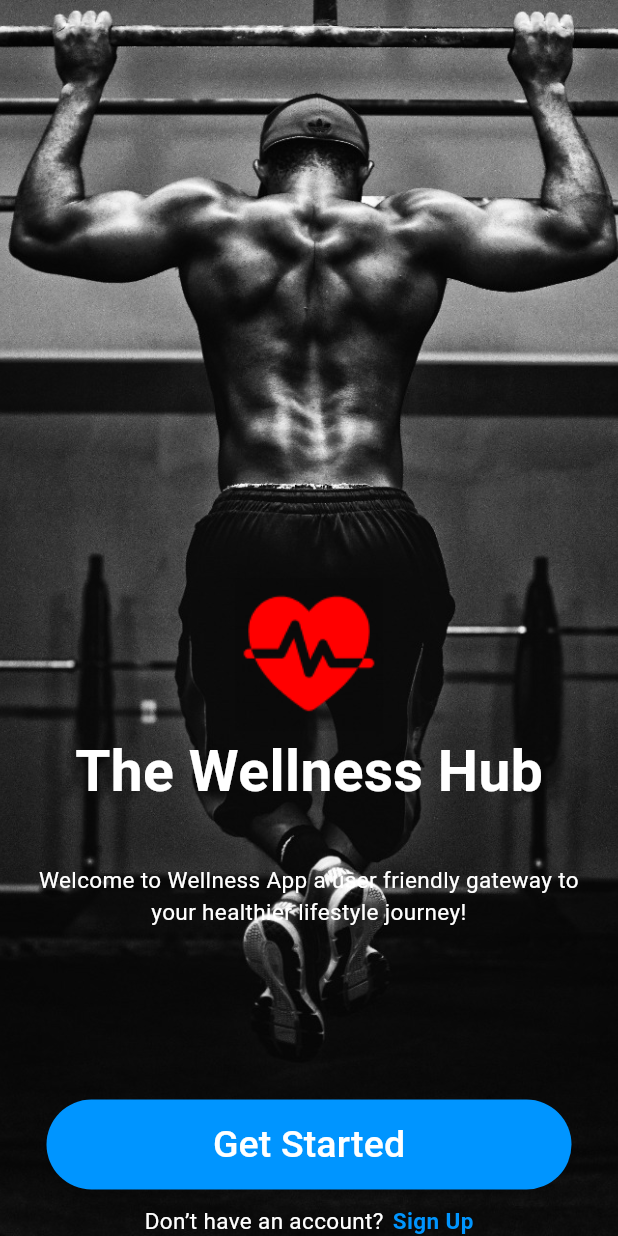
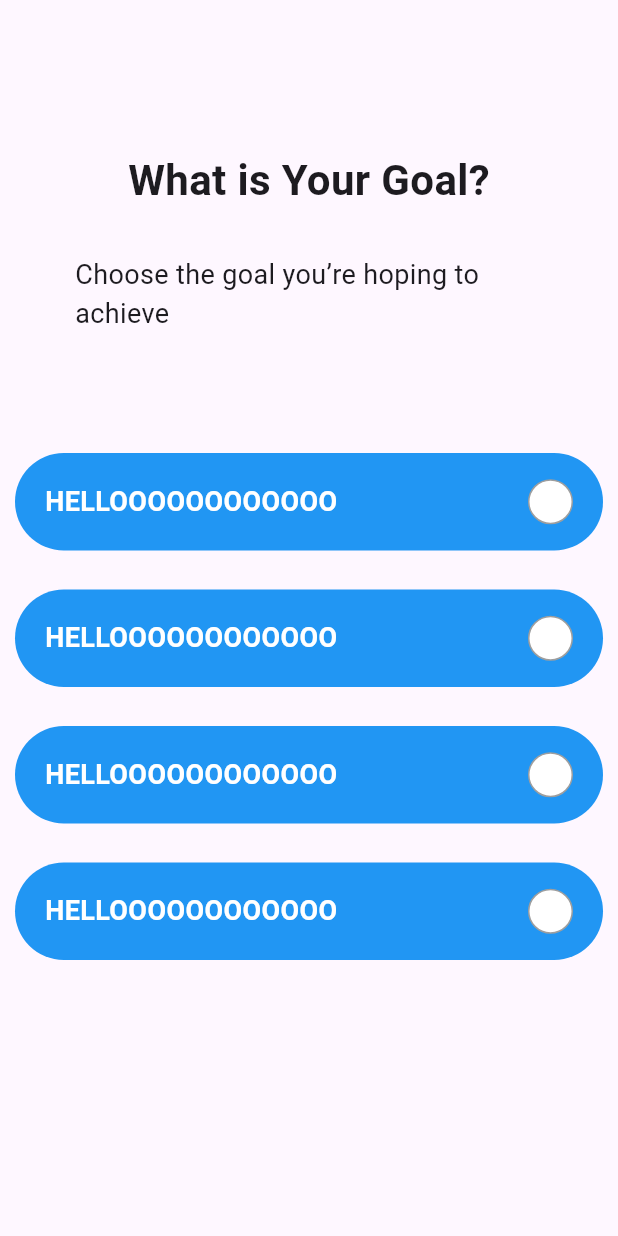
Before and after one commit to MohammedMagdyy/wellnesshub, a Flutter app: the screen it shows after launch, on a phone screen of 412 x 824 dp. Run offline on Flutter 3.47's test engine with Material 3 defaults, Android fonts, the phone set to English and light mode, and no system bars; drawn by our look-alikes of roundcheckbox; missing offline and left inert: simple_ruler_picker; Roboto replaces fonts that are missing (Calibri).

Commit message:
Updated with goal page

```diff
--- a/lib/main.dart
+++ b/lib/main.dart
@@ -1,8 +1,10 @@
 import 'package:flutter/material.dart';
 import 'package:wellnesshub/views/gender_page.dart';
+import 'package:wellnesshub/views/goal_page.dart';
 import 'package:wellnesshub/views/sign_in.dart';
 import 'package:wellnesshub/views/sign_up.dart';
 import 'package:wellnesshub/views/startup.dart';
+import 'package:wellnesshub/widgets/checkbox_button.dart';
 
 void main(){
   runApp(WellnessHub());
@@ -19,11 +21,12 @@ class WellnessHub extends StatelessWidget {
         'SignUpPage':(context)=>SignUp(),
         'StartUp':(context)=>Startup(),
         'GenderPage':(context)=>GenderPage(),
+        'GoalPage':(context)=>GoalPage(),
 
         // 'LoginPage':(context)=>Sign_In(),
       },
       debugShowCheckedModeBanner: false,
-      home: Startup(),
+      home: GoalPage(),
     );
   }
 }
--- /dev/null
+++ b/lib/views/goal_page.dart
@@ -0,0 +1,39 @@
+import 'package:flutter/material.dart';
+import 'package:wellnesshub/widgets/checkbox_button.dart';
+
+class GoalPage extends StatelessWidget {
+  const GoalPage({super.key});
+
+  @override
+  Widget build(BuildContext context) {
+    return Scaffold(
+      body: Column(
+        mainAxisAlignment: MainAxisAlignment.start,
+        children: [
+          SizedBox(height: 100),
+          Text(
+            "What is Your Goal?",
+            style: TextStyle(fontSize: 28, fontWeight: FontWeight.bold),
+          ),
+          SizedBox(height: 30),
+          Container(
+            margin: EdgeInsets.symmetric(horizontal: 50),
+            width: 360,
+            child: Text(
+              "Choose the goal you’re hoping to achieve",
+              style: TextStyle(fontSize: 18),
+            ),
+          ),
+          SizedBox(height: 70),
+          CheckboxButton(),
+          SizedBox(height: 6),
+          CheckboxButton(),
+          SizedBox(height: 6),
+          CheckboxButton(),
+          SizedBox(height: 6),
+          CheckboxButton(),
+        ],
+      ),
+    );
+  }
+}
--- /dev/null
+++ b/lib/widgets/checkbox_button.dart
@@ -0,0 +1,39 @@
+import 'package:flutter/material.dart';
+import 'package:roundcheckbox/roundcheckbox.dart';
+
+class CheckboxButton extends StatelessWidget {
+  const CheckboxButton({super.key});
+
+  @override
+  Widget build(BuildContext context) {
+    return Container(
+      width: 400,
+      height: 65,
+      margin: EdgeInsets.all(10), // ✅ Added margin to container
+      decoration: BoxDecoration(
+        borderRadius: BorderRadius.circular(50),
+        color: Colors.blue, // ✅ Moved inside BoxDecoration
+      ),
+      padding: const EdgeInsets.symmetric(horizontal: 20), // ✅ Added padding
+      child: Row(
+        mainAxisAlignment: MainAxisAlignment.spaceBetween, // ✅ Proper alignment
+        children: [
+          Text(
+            "HELLOOOOOOOOOOOO",
+            style: TextStyle(
+              fontSize: 18,
+              color: Colors.white, // ✅ Improved readability
+              fontWeight: FontWeight.bold,
+            ),
+          ),
+          RoundCheckBox(
+            onTap: (selected) {},
+            size: 30, // ✅ Adjust size
+            uncheckedColor: Colors.white, // ✅ Make it visible on blue
+            checkedColor: Colors.green,
+          ),
+        ],
+      ),
+    );
+  }
+}
--- a/pubspec.yaml
+++ b/pubspec.yaml
@@ -35,6 +35,7 @@ dependencies:
   # Use with the CupertinoIcons class for iOS style icons.
   cupertino_icons: ^1.0.8
   simple_ruler_picker: ^0.1.1
+  roundcheckbox: ^2.0.5
 
 
 dev_dependencies:
```
Also changed, not shown: lib/views/gender_page.dart (+29 -11 lines), lib/widgets/custom_gendericon.dart (+19 -15 lines), pubspec.lock.
